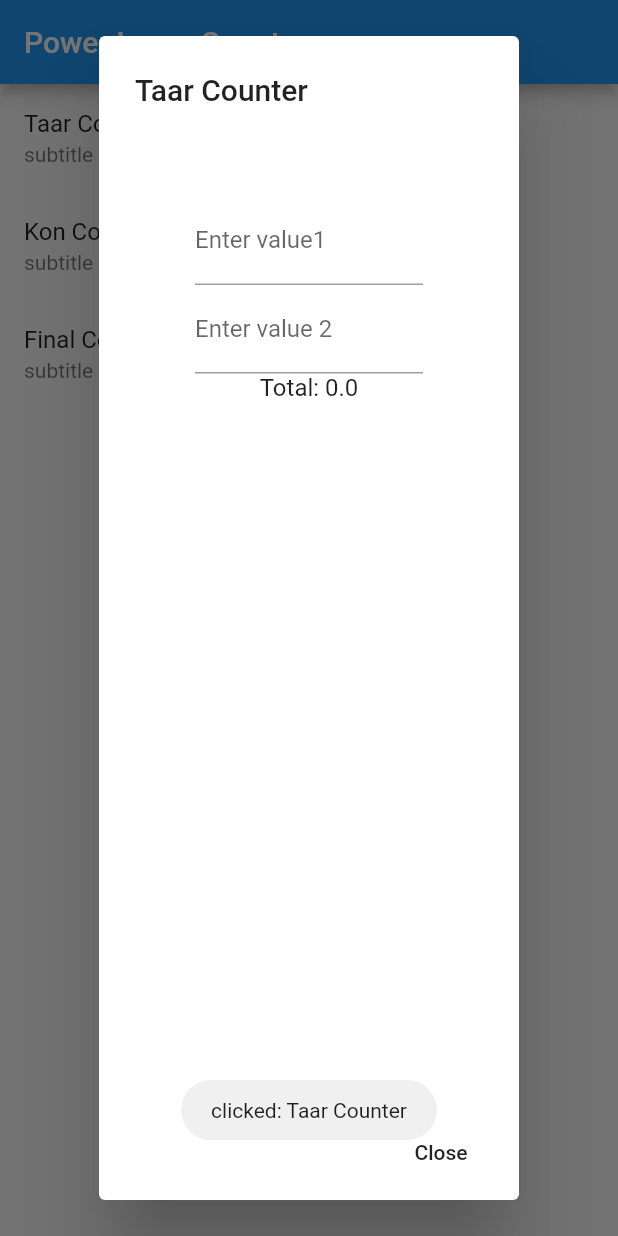
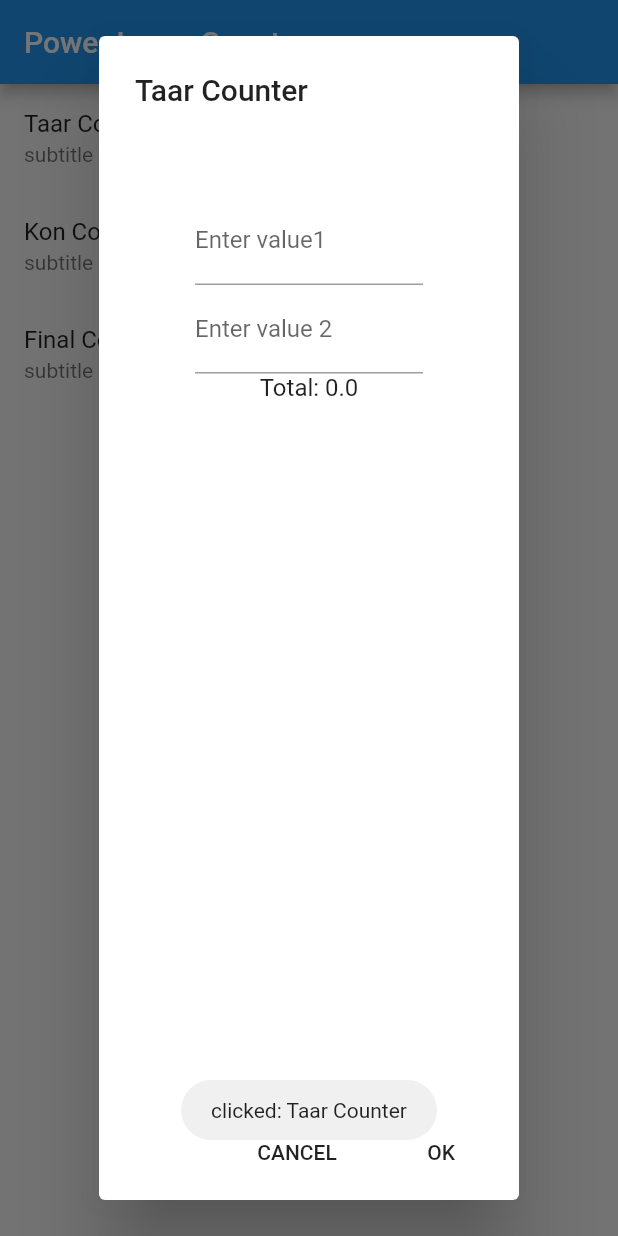
Before and after one commit to hakeemsyd/powerloom, a Flutter app: the screen it shows after launch, after a tap on "Taar Counter", on a phone screen of 412 x 824 dp. Run offline on Flutter 3.47's test engine with Material 2 defaults, Android fonts, the phone set to English and light mode, and no system bars; our stand-ins replace fluttertoast.

Commit message:
format buttons

```diff
--- a/lib/home.page.dart
+++ b/lib/home.page.dart
@@ -33,7 +33,13 @@ class _MyHomePageState extends State<MyHomePage> {
             actions: <Widget>[
               // usually buttons at the bottom of the dialog
               new FlatButton(
-                child: new Text("Close"),
+                child: new Text("CANCEL"),
+                onPressed: () {
+                  Navigator.of(context).pop();
+                },
+              ),
+              new FlatButton(
+                child: new Text("OK"),
                 onPressed: () {
                   Navigator.of(context).pop();
                 },
```
